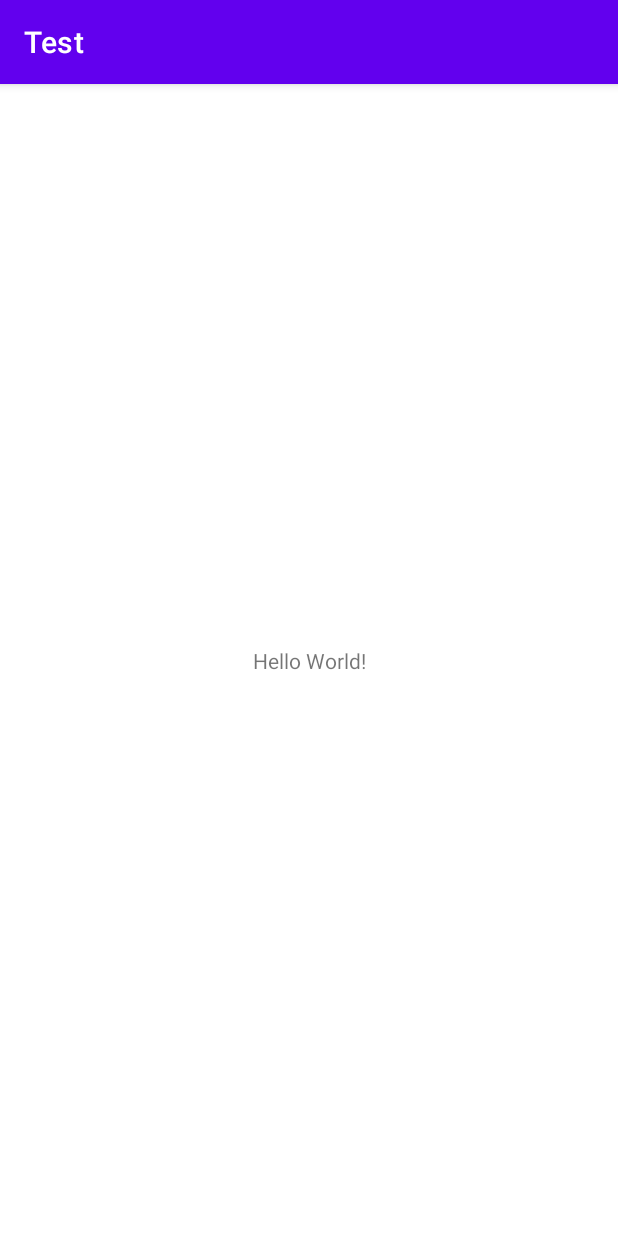
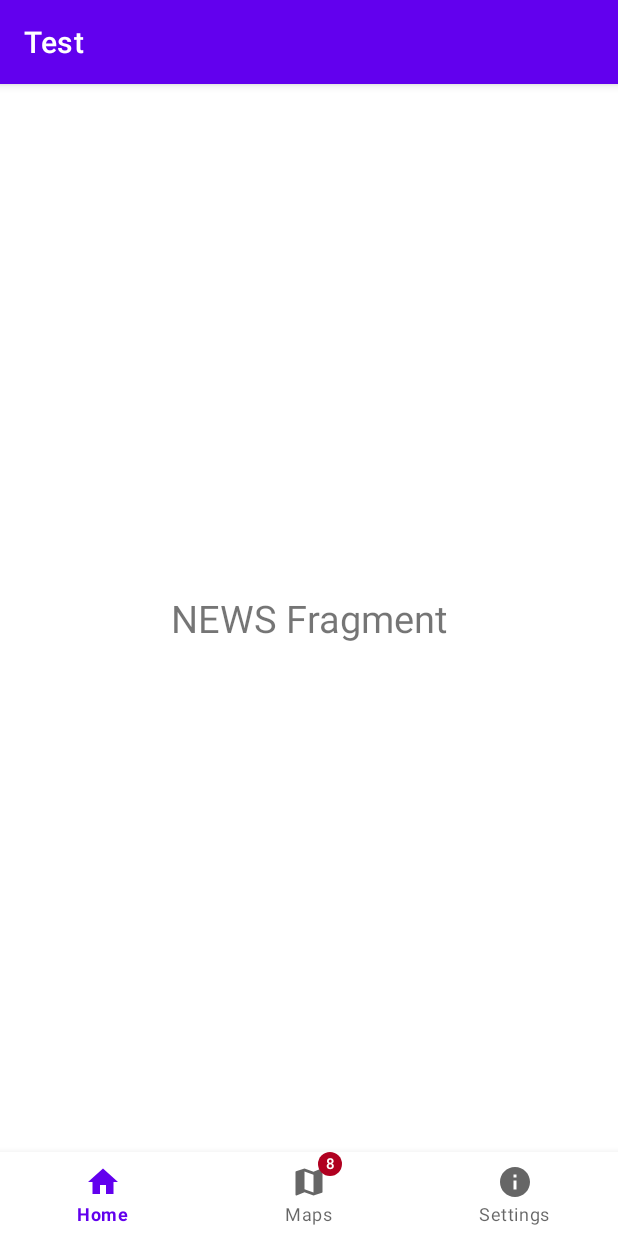
Before and after one commit to sarawrdn/MobileHazard, an Android app: the screen it shows after launch (MainActivity), on a phone screen of 412 x 824 dp. Run offline under Robolectric (Android 15) with nearby library versions, the phone set to English and light mode, and no system bars.

Commit message:
Add Nav Bar

```diff
--- a/app/build.gradle
+++ b/app/build.gradle
@@ -32,6 +32,7 @@ dependencies {
     implementation 'androidx.appcompat:appcompat:1.4.2'
     implementation 'com.google.android.material:material:1.6.1'
     implementation 'androidx.constraintlayout:constraintlayout:2.1.4'
+    implementation 'androidx.legacy:legacy-support-v4:1.0.0'
     testImplementation 'junit:junit:4.13.2'
     androidTestImplementation 'androidx.test.ext:junit:1.1.3'
     androidTestImplementation 'androidx.test.espresso:espresso-core:3.4.0'
--- /dev/null
+++ b/app/src/main/java/com/example/test/AboutFragment.java
@@ -0,0 +1,20 @@
+package com.example.test;
+
+import android.os.Bundle;
+
+import androidx.fragment.app.Fragment;
+
+import android.view.LayoutInflater;
+import android.view.View;
+import android.view.ViewGroup;
+
+
+public class AboutFragment extends Fragment {
+
+    @Override
+    public View onCreateView(LayoutInflater inflater, ViewGroup container,
+                             Bundle savedInstanceState) {
+        // Inflate the layout for this fragment
+        return inflater.inflate(R.layout.fragment_about, container, false);
+    }
+}
--- a/app/src/main/java/com/example/test/MainActivity.java
+++ b/app/src/main/java/com/example/test/MainActivity.java
@@ -1,17 +1,54 @@
 package com.example.test;
 
+import androidx.annotation.NonNull;
 import androidx.appcompat.app.AppCompatActivity;
 
 import android.os.Bundle;
+import android.view.MenuItem;
+
+import com.google.android.material.badge.BadgeDrawable;
+import com.google.android.material.bottomnavigation.BottomNavigationView;
+import com.google.android.material.navigation.NavigationBarView;
 
 public class MainActivity extends AppCompatActivity {
+
+    BottomNavigationView bottomNavigationView;
+
+    NewsFragment newsFragment = new NewsFragment();
+    MapsFragment mapsFragment = new MapsFragment();
+    AboutFragment aboutFragment = new AboutFragment();
 
     @Override
     protected void onCreate(Bundle savedInstanceState) {
         super.onCreate(savedInstanceState);
         setContentView(R.layout.activity_main);
+
+        bottomNavigationView  = findViewById(R.id.bottom_navigation);
+
+        getSupportFragmentManager().beginTransaction().replace(R.id.container,newsFragment).commit();
+
+        BadgeDrawable badgeDrawable = bottomNavigationView.getOrCreateBadge(R.id.notification);
+        badgeDrawable.setVisible(true);
+        badgeDrawable.setNumber(8);
+
+        bottomNavigationView.setOnItemSelectedListener(new NavigationBarView.OnItemSelectedListener() {
+            @Override
+            public boolean onNavigationItemSelected(MenuItem item) {
+                switch (item.getItemId()){
+                    case R.id.home:
+                        getSupportFragmentManager().beginTransaction().replace(R.id.container,newsFragment).commit();
+                        return true;
+                    case R.id.notification:
+                        getSupportFragmentManager().beginTransaction().replace(R.id.container,mapsFragment).commit();
+                        return true;
+                    case R.id.settings:
+                        getSupportFragmentManager().beginTransaction().replace(R.id.container,aboutFragment).commit();
+                        return true;
+                }
+
+                return false;
+            }
+        });
+
     }
-    //amira
-    //bella
-    //araaaaaaaa
 }
--- /dev/null
+++ b/app/src/main/java/com/example/test/MapsFragment.java
@@ -0,0 +1,21 @@
+package com.example.test;
+
+import android.os.Bundle;
+
+import androidx.fragment.app.Fragment;
+
+import android.view.LayoutInflater;
+import android.view.View;
+import android.view.ViewGroup;
+
+
+public class MapsFragment extends Fragment {
+
+
+    @Override
+    public View onCreateView(LayoutInflater inflater, ViewGroup container,
+                             Bundle savedInstanceState) {
+        // Inflate the layout for this fragment
+        return inflater.inflate(R.layout.fragment_maps, container, false);
+    }
+}
--- /dev/null
+++ b/app/src/main/java/com/example/test/NewsFragment.java
@@ -0,0 +1,18 @@
+package com.example.test;
+import android.os.Bundle;
+
+import androidx.fragment.app.Fragment;
+
+import android.view.LayoutInflater;
+import android.view.View;
+import android.view.ViewGroup;
+
+public class NewsFragment extends Fragment {
+
+
+    @Override
+    public View onCreateView(LayoutInflater inflater, ViewGroup container,
+                             Bundle savedInstanceState) {
+        return inflater.inflate(R.layout.fragment_news, container, false);
+    }
+}
--- /dev/null
+++ b/app/src/main/res/drawable/ic_baseline_home_24.xml
@@ -0,0 +1,10 @@
+<vector xmlns:android="http://schemas.android.com/apk/res/android"
+    android:width="24dp"
+    android:height="24dp"
+    android:viewportWidth="24"
+    android:viewportHeight="24"
+    android:tint="?attr/colorControlNormal">
+  <path
+      android:fillColor="@android:color/white"
+      android:pathData="M10,20v-6h4v6h5v-8h3L12,3 2,12h3v8z"/>
+</vector>
--- /dev/null
+++ b/app/src/main/res/drawable/ic_baseline_info_24.xml
@@ -0,0 +1,10 @@
+<vector xmlns:android="http://schemas.android.com/apk/res/android"
+    android:width="24dp"
+    android:height="24dp"
+    android:viewportWidth="24"
+    android:viewportHeight="24"
+    android:tint="?attr/colorControlNormal">
+  <path
+      android:fillColor="@android:color/white"
+      android:pathData="M12,2C6.48,2 2,6.48 2,12s4.48,10 10,10 10,-4.48 10,-10S17.52,2 12,2zM13,17h-2v-6h2v6zM13,9h-2L11,7h2v2z"/>
+</vector>
--- /dev/null
+++ b/app/src/main/res/drawable/ic_baseline_map_24.xml
@@ -0,0 +1,10 @@
+<vector xmlns:android="http://schemas.android.com/apk/res/android"
+    android:width="24dp"
+    android:height="24dp"
+    android:viewportWidth="24"
+    android:viewportHeight="24"
+    android:tint="?attr/colorControlNormal">
+  <path
+      android:fillColor="@android:color/white"
+      android:pathData="M20.5,3l-0.16,0.03L15,5.1 9,3 3.36,4.9c-0.21,0.07 -0.36,0.25 -0.36,0.48V20.5c0,0.28 0.22,0.5 0.5,0.5l0.16,-0.03L9,18.9l6,2.1 5.64,-1.9c0.21,-0.07 0.36,-0.25 0.36,-0.48V3.5c0,-0.28 -0.22,-0.5 -0.5,-0.5zM15,19l-6,-2.11V5l6,2.11V19z"/>
+</vector>
--- a/app/src/main/res/layout/activity_main.xml
+++ b/app/src/main/res/layout/activity_main.xml
@@ -1,18 +1,26 @@
 <?xml version="1.0" encoding="utf-8"?>
-<androidx.constraintlayout.widget.ConstraintLayout xmlns:android="http://schemas.android.com/apk/res/android"
+<RelativeLayout xmlns:android="http://schemas.android.com/apk/res/android"
     xmlns:app="http://schemas.android.com/apk/res-auto"
     xmlns:tools="http://schemas.android.com/tools"
     android:layout_width="match_parent"
     android:layout_height="match_parent"
     tools:context=".MainActivity">
 
-    <TextView
-        android:layout_width="wrap_content"
+
+    <FrameLayout
+        android:layout_width="match_parent"
+        android:layout_height="match_parent"
+        android:id="@+id/container"
+        android:layout_above="@id/bottom_navigation"/>
+
+    <com.google.android.material.bottomnavigation.BottomNavigationView
+        android:layout_width="match_parent"
         android:layout_height="wrap_content"
-        android:text="Hello World!"
-        app:layout_constraintBottom_toBottomOf="parent"
-        app:layout_constraintLeft_toLeftOf="parent"
-        app:layout_constraintRight_toRightOf="parent"
-        app:layout_constraintTop_toTopOf="parent" />
+        android:id="@+id/bottom_navigation"
+        android:layout_alignParentBottom="true"
+        app:menu="@menu/bottom_nav_menu"
+        />
 
-</androidx.constraintlayout.widget.ConstraintLayout>
+
+
+</RelativeLayout>
--- /dev/null
+++ b/app/src/main/res/layout/fragment_about.xml
@@ -0,0 +1,16 @@
+<?xml version="1.0" encoding="utf-8"?>
+<RelativeLayout xmlns:android="http://schemas.android.com/apk/res/android"
+    xmlns:tools="http://schemas.android.com/tools"
+    android:layout_width="match_parent"
+    android:layout_height="match_parent"
+    tools:context=".NewsFragment">
+
+    <TextView
+        android:layout_width="wrap_content"
+        android:layout_height="wrap_content"
+        android:text="ABOUT Fragment"
+        android:textSize="25dp"
+        android:layout_centerInParent="true"/>
+
+
+</RelativeLayout>
--- /dev/null
+++ b/app/src/main/res/layout/fragment_maps.xml
@@ -0,0 +1,16 @@
+<?xml version="1.0" encoding="utf-8"?>
+<RelativeLayout xmlns:android="http://schemas.android.com/apk/res/android"
+    xmlns:tools="http://schemas.android.com/tools"
+    android:layout_width="match_parent"
+    android:layout_height="match_parent"
+    tools:context=".NewsFragment">
+
+    <TextView
+        android:layout_width="wrap_content"
+        android:layout_height="wrap_content"
+        android:text="MAPS Fragment"
+        android:textSize="25dp"
+        android:layout_centerInParent="true"/>
+
+
+</RelativeLayout>
--- /dev/null
+++ b/app/src/main/res/layout/fragment_news.xml
@@ -0,0 +1,16 @@
+<?xml version="1.0" encoding="utf-8"?>
+<RelativeLayout xmlns:android="http://schemas.android.com/apk/res/android"
+    xmlns:tools="http://schemas.android.com/tools"
+    android:layout_width="match_parent"
+    android:layout_height="match_parent"
+    tools:context=".NewsFragment">
+
+    <TextView
+        android:layout_width="wrap_content"
+        android:layout_height="wrap_content"
+        android:text="NEWS Fragment"
+        android:textSize="25dp"
+        android:layout_centerInParent="true"/>
+
+
+</RelativeLayout>
--- /dev/null
+++ b/app/src/main/res/menu/bottom_nav_menu.xml
@@ -0,0 +1,13 @@
+<?xml version="1.0" encoding="utf-8"?>
+<menu xmlns:android="http://schemas.android.com/apk/res/android">
+
+    <item android:id="@+id/home"
+        android:title="Home"
+        android:icon="@drawable/ic_baseline_home_24"/>
+    <item android:id="@+id/notification"
+        android:title="Maps"
+        android:icon="@drawable/ic_baseline_map_24"/>
+    <item android:id="@+id/settings"
+        android:title="Settings"
+        android:icon="@drawable/ic_baseline_info_24"/>
+</menu>
--- a/app/src/main/res/values/strings.xml
+++ b/app/src/main/res/values/strings.xml
@@ -1,3 +1,5 @@
 <resources>
     <string name="app_name">Test</string>
+    <!-- TODO: Remove or change this placeholder text -->
+    <string name="hello_blank_fragment">Hello blank fragment</string>
 </resources>
```
